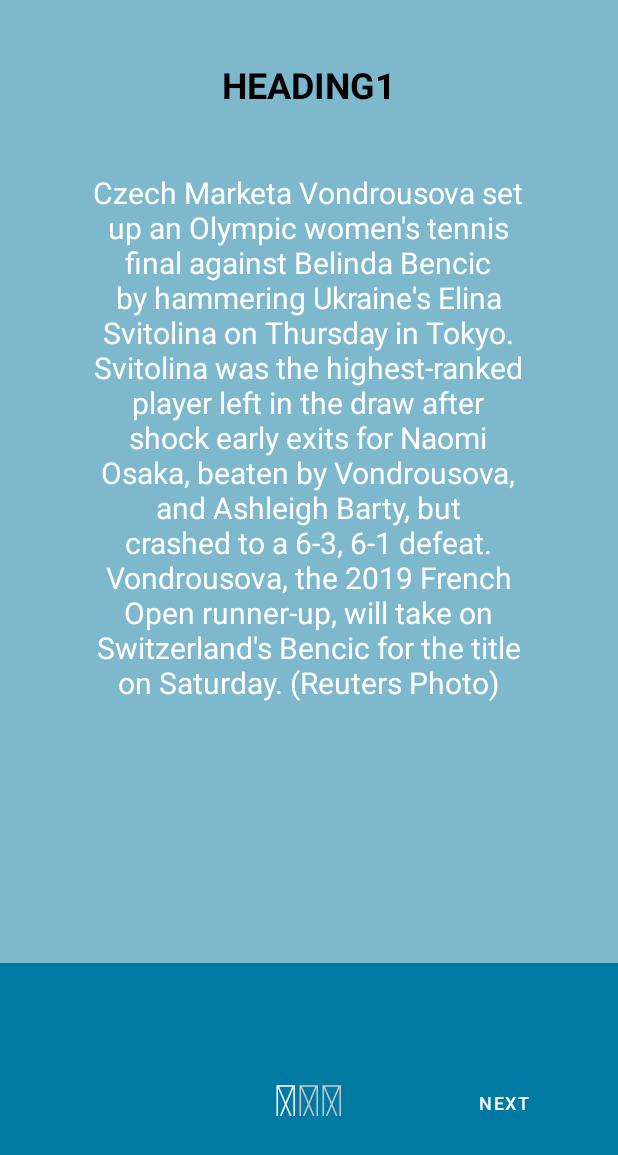
After one commit to 1itachi/crack-it-up, an Android app: the ScreenSlideActivity screen opened directly, with no data from a screen before it, on a phone screen of 412 x 824 dp. The commit adds this screen. Shown: the top 1155 px of the screen. Run offline under Robolectric (Android 15) with nearby library versions, the phone set to English and light mode, and no system bars.

Commit message:
add swipe functionality (#44)

```diff
--- /dev/null
+++ b/app/src/main/java/edu/neu/madcourse/crack_it_up/ScreenSlideActivity.java
@@ -0,0 +1,121 @@
+package edu.neu.madcourse.crack_it_up;
+
+import androidx.appcompat.app.AppCompatActivity;
+import androidx.core.content.ContextCompat;
+import androidx.viewpager.widget.ViewPager;
+
+import android.content.Intent;
+import android.os.Bundle;
+import android.text.Html;
+import android.view.View;
+import android.widget.Button;
+import android.widget.LinearLayout;
+import android.widget.TextView;
+
+public class ScreenSlideActivity extends AppCompatActivity {
+
+    private ViewPager mSlideViewPager;
+    private LinearLayout mDotLayout;
+    private SliderAdapter sliderAdapter;
+
+    private  TextView[] mDots;
+    private Button mNextBtn;
+    private Button mBackBtn;
+
+    private int mCurrentPage;
+
+    @Override
+    protected void onCreate(Bundle savedInstanceState) {
+        super.onCreate(savedInstanceState);
+        setContentView(R.layout.activity_screen_slide);
+
+        mSlideViewPager = (ViewPager) findViewById(R.id.pager);
+        mDotLayout = (LinearLayout) findViewById(R.id.dotsLayout);
+
+        mNextBtn = (Button) findViewById(R.id.next);
+        mBackBtn = (Button) findViewById(R.id.previous);
+
+        //set the adapter
+        sliderAdapter = new SliderAdapter(this);
+        mSlideViewPager.setAdapter(sliderAdapter);
+        addDotsIndicator(0);
+
+        mSlideViewPager.addOnPageChangeListener(viewListener);
+
+        //OnCLickListeners
+        mNextBtn.setOnClickListener(new View.OnClickListener() {
+            @Override
+            public void onClick(View v) {
+
+                Button b = (Button) v;
+                if(b.getText().toString().equals("Finish")){
+                    startActivity(new Intent(ScreenSlideActivity.this, HomeScreenActivity.class));
+                    finish();
+                }
+
+                mSlideViewPager.setCurrentItem(mCurrentPage + 1);
+            }
+        });
+
+        mBackBtn.setOnClickListener(new View.OnClickListener() {
+            @Override
+            public void onClick(View v) {
+                mSlideViewPager.setCurrentItem(mCurrentPage - 1);
+            }
+        });
+
+    }
+
+    public void addDotsIndicator(int position){
+        mDots = new TextView[3];
+        mDotLayout.removeAllViews();
+        for(int i = 0; i<mDots.length; i++){
+            mDots[i] = new TextView(this);
+            mDots[i].setText(Html.fromHtml("&#83226;"));
+            mDots[i].setTextSize(35);
+            mDots[i].setTextColor(ContextCompat.getColor(this, R.color.colorTransparentWhite));
+            mDotLayout.addView(mDots[i]);
+        }
+
+        if(mDots.length > 0){
+            mDots[position].setTextColor(ContextCompat.getColor(this,R.color.colorWhite));
+        }
+    }
+
+    ViewPager.OnPageChangeListener viewListener = new ViewPager.OnPageChangeListener() {
+        @Override
+        public void onPageScrolled(int position, float positionOffset, int positionOffsetPixels) {
+
+        }
+
+        @Override
+        public void onPageSelected(int position) {
+            addDotsIndicator(position);
+            mCurrentPage = position;
+            if(position == 0){
+                mNextBtn.setEnabled(true);
+                mBackBtn.setEnabled(false);
+                mBackBtn.setVisibility(View.INVISIBLE);
+                mNextBtn.setText("Next");
+                mBackBtn.setText("");
+            }else if (position == mDots.length-1){
+                mNextBtn.setEnabled(true);
+                mBackBtn.setEnabled(true);
+                mBackBtn.setVisibility(View.VISIBLE);
+                mNextBtn.setText("Finish");
+                mBackBtn.setText("Back");
+            }else{
+                mNextBtn.setEnabled(true);
+                mBackBtn.setEnabled(true);
+                mBackBtn.setVisibility(View.VISIBLE);
+                mNextBtn.setText("Next");
+                mBackBtn.setText("Back");
+            }
+        }
+
+        @Override
+        public void onPageScrollStateChanged(int state) {
+
+        }
+    };
+}
--- /dev/null
+++ b/app/src/main/java/edu/neu/madcourse/crack_it_up/SliderAdapter.java
@@ -0,0 +1,71 @@
+package edu.neu.madcourse.crack_it_up;
+
+import android.content.Context;
+import android.view.ContextMenu;
+import android.view.LayoutInflater;
+import android.view.View;
+import android.view.ViewGroup;
+import android.widget.TextView;
+
+import androidx.annotation.NonNull;
+import androidx.constraintlayout.widget.ConstraintLayout;
+import androidx.viewpager.widget.PagerAdapter;
+
+public class SliderAdapter extends PagerAdapter {
+
+    Context context;
+    LayoutInflater layoutInflater;
+
+    public SliderAdapter(Context context){
+        this.context = context;
+    }
+
+    //Headings go here
+    public String[] slide_headings = {
+        "HEADING1",
+        "HEADING2",
+        "HEADING3"
+    };
+
+    //Descriptions go here
+    public String[] slide_descriptions = {
+            "Czech Marketa Vondrousova set up an Olympic women's tennis final against Belinda Bencic by hammering Ukraine's Elina Svitolina on Thursday in Tokyo. Svitolina was the highest-ranked player left in the draw after shock early exits for Naomi Osaka, beaten by Vondrousova, and Ashleigh Barty, but crashed to a 6-3, 6-1 defeat. Vondrousova, the 2019 French Open runner-up, will take on Switzerland's Bencic for the title on Saturday. (Reuters Photo)",
+            "I don't understand this scoring system, how did she [Mary Kom] lose the first round 1-4 when there was hardly anything separating these two. It is a disappointment but that's luck I guess.",
+            "India's Mary Kom loses her round of 16 bout against Ingrit Valencia of Colombia 2-3 to bow out of the Games. Mary won the third and final round 3-2, but the margin of defeat in the first round was too much to recover for the six-time world champion."
+    };
+
+
+    //count of slides go here
+    @Override
+    public int getCount() {
+        return slide_headings.length;
+    }
+
+    @Override
+    public boolean isViewFromObject(@NonNull  View view, @NonNull  Object object) {
+        return view == (ConstraintLayout) object;
+    }
+
+
+    @Override
+    public Object instantiateItem(@NonNull  ViewGroup container, int position) {
+      layoutInflater = (LayoutInflater) context.getSystemService(context.LAYOUT_INFLATER_SERVICE);
+      View view = layoutInflater.inflate(R.layout.slide_layout, container, false);
+
+      //Initialize and set dynamic values for each slide
+        TextView slideHeading = (TextView) view.findViewById(R.id.heading);
+        TextView slideDescription = (TextView) view.findViewById(R.id.description);
+
+        slideHeading.setText(slide_headings[position]);
+        slideDescription.setText(slide_descriptions[position]);
+
+        container.addView(view);
+
+      return view;
+    }
+
+    @Override
+    public void destroyItem(@NonNull  ViewGroup container, int position, @NonNull  Object object) {
+       container.removeView((ConstraintLayout) object);
+    }
+}
--- a/app/src/main/res/layout/activity_screen_slide.xml
+++ b/app/src/main/res/layout/activity_screen_slide.xml
@@ -1,10 +1,68 @@
-<!--<android.support.v4.view.ViewPager xmlns:android="http://schemas.android.com/apk/res/android"-->
-<!--    android:id="@+id/pager"-->
-<!--    android:layout_width="match_parent"-->
-<!--    android:layout_height="match_parent" />-->
+<?xml version="1.0" encoding="utf-8"?>
+<RelativeLayout xmlns:android="http://schemas.android.com/apk/res/android"
+    xmlns:app="http://schemas.android.com/apk/res-auto"
+    xmlns:tools="http://schemas.android.com/tools"
+    android:layout_width="match_parent"
+    android:layout_height="match_parent"
+    android:layout_alignParentStart="true"
+    android:layout_alignParentLeft="false"
+    android:layout_alignParentTop="false"
+    android:layout_alignParentEnd="false"
+    android:layout_alignParentRight="false"
+    android:layout_alignParentBottom="false"
+    android:background="#007AA3 "
+    tools:context=".ScreenSlideActivity">
 
-<androidx.viewpager.widget.ViewPager xmlns:android="http://schemas.android.com/apk/res/android"
-    android:id="@+id/pager"
-    android:layout_width="match_parent"
-    android:layout_height="match_parent" >
-</androidx.viewpager.widget.ViewPager>
+    <androidx.viewpager.widget.ViewPager
+        android:id="@+id/pager"
+        android:layout_width="match_parent"
+        android:layout_height="642dp"
+        android:background="#7DB8CD"></androidx.viewpager.widget.ViewPager>
+
+    <LinearLayout
+        android:id="@+id/dotsLayout"
+        android:layout_width="wrap_content"
+        android:layout_height="wrap_content"
+        android:layout_below="@+id/pager"
+        android:layout_alignParentBottom="true"
+        android:layout_centerHorizontal="true"
+        android:layout_marginTop="49dp"
+        android:layout_marginBottom="60dp"
+        android:orientation="horizontal"
+        android:padding="20dp"></LinearLayout>
+
+    <Button
+        android:id="@+id/previous"
+        android:layout_width="116dp"
+        android:layout_height="40dp"
+        android:layout_below="@+id/pager"
+        android:layout_alignParentStart="true"
+        android:layout_alignParentBottom="true"
+        android:layout_marginStart="29dp"
+        android:layout_marginTop="24dp"
+        android:layout_marginEnd="40dp"
+        android:layout_marginBottom="25dp"
+        android:layout_toStartOf="@+id/dotsLayout"
+        android:background="@android:color/transparent"
+        android:text="Back"
+        android:textSize="12sp"
+        android:visibility="invisible" />
+
+    <Button
+        android:id="@+id/next"
+        android:layout_width="120dp"
+        android:layout_height="41dp"
+        android:layout_below="@+id/pager"
+        android:layout_alignParentEnd="true"
+        android:layout_alignParentBottom="true"
+        android:layout_marginStart="38dp"
+        android:layout_marginTop="26dp"
+        android:layout_marginEnd="27dp"
+        android:layout_marginBottom="22dp"
+        android:layout_toEndOf="@+id/dotsLayout"
+        android:background="@android:color/transparent"
+        android:text="Next"
+        android:textSize="12sp" />
+
+
+</RelativeLayout>
--- /dev/null
+++ b/app/src/main/res/layout/slide_layout.xml
@@ -0,0 +1,37 @@
+<?xml version="1.0" encoding="utf-8"?>
+<androidx.constraintlayout.widget.ConstraintLayout xmlns:android="http://schemas.android.com/apk/res/android"
+    xmlns:app="http://schemas.android.com/apk/res-auto"
+    xmlns:tools="http://schemas.android.com/tools"
+    android:layout_width="match_parent"
+    android:layout_height="match_parent">
+
+    <TextView
+        android:id="@+id/heading"
+        android:layout_width="wrap_content"
+        android:layout_height="wrap_content"
+        android:layout_marginTop="40dp"
+        android:text="HEADING"
+        android:textColor="@color/black"
+        android:textSize="24sp"
+        android:textStyle="bold"
+        app:layout_constraintEnd_toEndOf="parent"
+        app:layout_constraintStart_toStartOf="parent"
+        app:layout_constraintTop_toTopOf="parent" />
+
+    <TextView
+        android:id="@+id/description"
+        android:layout_width="359dp"
+        android:layout_height="533dp"
+        android:fontFamily="sans-serif"
+        android:padding="35dp"
+        android:text='"Lorem ipsum dolor sit amet, consectetur adipiscing elit, sed do eiusmod tempor incididunt ut labore et dolore magna aliqua. Ut enim ad minim veniam, quis nostrud exercitation ullamco laboris nisi ut aliquip ex ea commodo consequat. Duis aute irure dolor in reprehenderit in voluptate velit esse cillum dolore eu fugiat nulla pariatur. Excepteur sint occaecat cupidatat non proident, sunt in culpa qui officia deserunt mollit anim id est laborum."'
+        android:textAlignment="center"
+        android:textColor="@color/white"
+        android:textSize="20sp"
+        app:layout_constraintBottom_toBottomOf="parent"
+        app:layout_constraintEnd_toEndOf="parent"
+        app:layout_constraintHorizontal_bias="0.493"
+        app:layout_constraintStart_toStartOf="parent"
+        app:layout_constraintTop_toBottomOf="@+id/heading"
+        app:layout_constraintVertical_bias="0.181" />
+</androidx.constraintlayout.widget.ConstraintLayout>
--- a/app/src/main/res/values/colors.xml
+++ b/app/src/main/res/values/colors.xml
@@ -7,4 +7,9 @@
     <color name="teal_700">#FF018786</color>
     <color name="black">#FF000000</color>
     <color name="white">#FFFFFFFF</color>
+    <color name="colorPrimary">#262938</color>
+    <color name="colorPrimaryDark">#181A24</color>
+    <color name="colorAccent">#FF4081</color>
+    <color name="colorWhite">#FFFFFF</color>
+    <color name="colorTransparentWhite">#cccccc</color>
 </resources>
```
Also changed, not shown: app/src/main/AndroidManifest.xml (+10 -12 lines), app/src/main/java/edu/neu/madcourse/crack_it_up/ScreenSlidePageFragment.java (deleted, +0 -62 lines), app/src/main/java/edu/neu/madcourse/crack_it_up/TopicScreenSlide.java (deleted, +0 -115 lines), app/src/main/java/edu/neu/madcourse/crack_it_up/TopicSelection.java (+4 -4 lines), app/src/main/res/layout/activity_screen_slide_test.xml (added, +10 -0 lines), app/src/main/res/layout/fragment_screen_slide_page.xml (deleted, +0 -27 lines), app/src/main/res/menu/activity_screen_slide.xml (deleted, +0 -9 lines).
